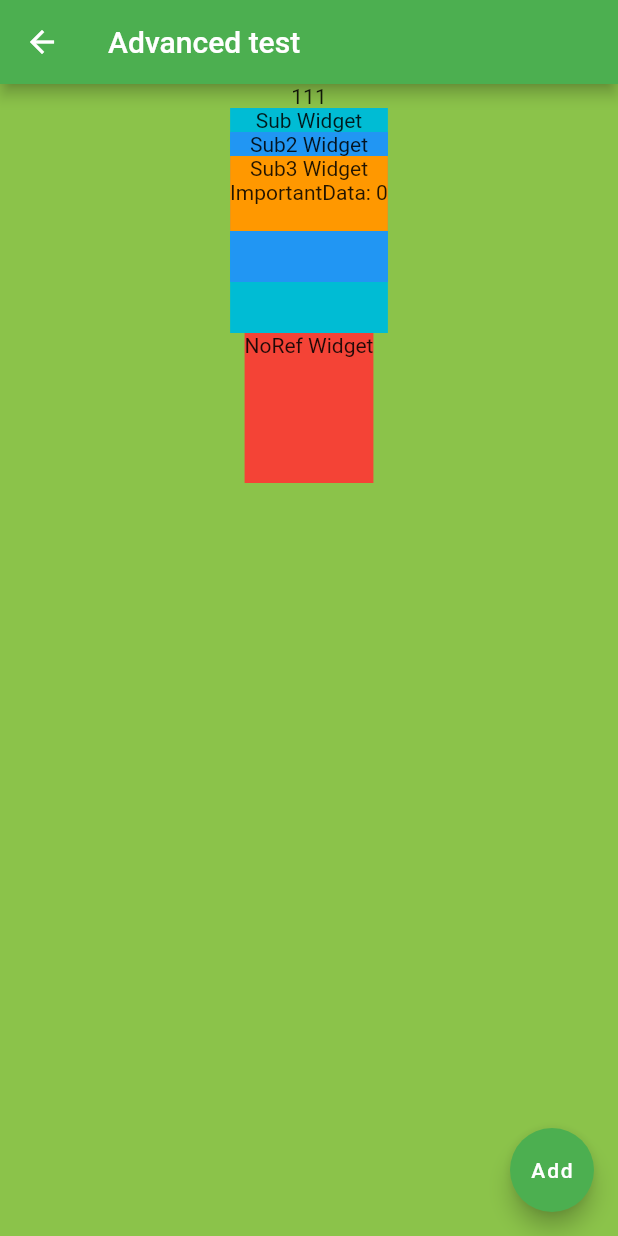
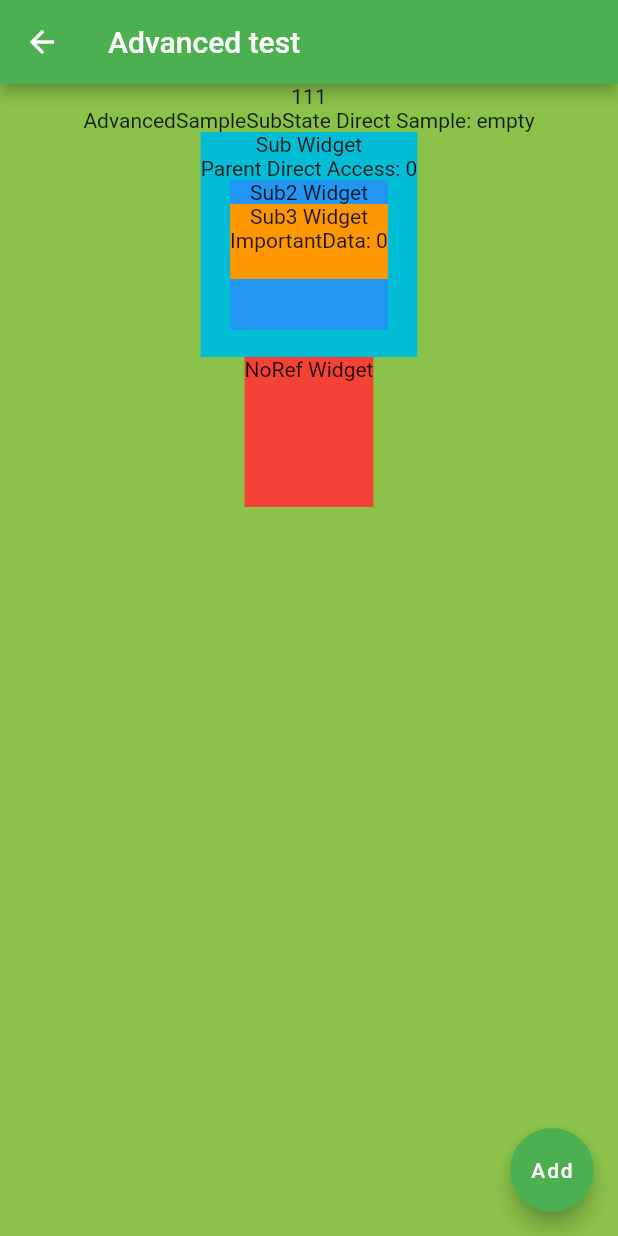
Before and after one commit to tomothumb/sandbox_flutter, a Flutter app: the MyWidget screen opened directly, on a phone screen of 412 x 824 dp. Run offline on Flutter 3.47's test engine with Material 2 defaults, Android fonts, the phone set to English and light mode, and no system bars.

Commit message:
book: chapter3_5 child->parent widget sample

```diff
--- a/flutter_book/lib/advancedSample.dart
+++ b/flutter_book/lib/advancedSample.dart
@@ -14,15 +14,22 @@ class AdvancedSampleScreen extends StatelessWidget {
 class MyWidget extends StatefulWidget {
   final String title;
 
+  _MyWidgetState _myWidgetState;
+  _MyWidgetState get state => _myWidgetState;
+
   MyWidget({Key key, this.title}) : super(key: key);
 
   @override
-  _MyWidgetState createState() => _MyWidgetState();
+  _MyWidgetState createState() {
+    _myWidgetState = _MyWidgetState();
+    return _myWidgetState;
+  }
 }
 
 class _MyWidgetState extends State<MyWidget> {
 
   ImportantData importantData = ImportantData();
+  GlobalKey<AdvancedSampleSubState> advancedSampleSubStateGlobalKey = GlobalKey();
 
   _hundleDataIncrement(){
     setState((){
@@ -43,7 +50,10 @@ class _MyWidgetState extends State<MyWidget> {
             child: Column(
               children: <Widget>[
                 Text('111'),
-                AdvancedSampleSub(importantData: importantData),
+                Text('AdvancedSampleSubState Direct Sample: ${advancedSampleSubStateGlobalKey.currentState?.widget?.importantData?.count ?? "empty"}'),
+                AdvancedSampleSub(
+                    key: advancedSampleSubStateGlobalKey,
+                    importantData: importantData),
                 advancedSampleSubNoRef()
               ],
             )
--- a/flutter_book/lib/advancedSampleSub.dart
+++ b/flutter_book/lib/advancedSampleSub.dart
@@ -1,4 +1,5 @@
 import 'package:flutter/material.dart';
+import 'package:flutter_book/advancedSample.dart';
 
 import 'advancedSampleData.dart';
 import 'advancedSampleSub2.dart';
@@ -12,16 +13,19 @@ class AdvancedSampleSub extends StatefulWidget {
       super(key: key);
 
   @override
-  _AdvancedSampleSubState createState() => _AdvancedSampleSubState();
+  AdvancedSampleSubState createState() => AdvancedSampleSubState();
 }
 
-class _AdvancedSampleSubState extends State<AdvancedSampleSub> {
+class AdvancedSampleSubState extends State<AdvancedSampleSub> {
 
   ImportantData get _importantData => widget.importantData;
 
   @override
   Widget build(BuildContext context) {
     debugPrint('Sub Widget');
+
+    final MyWidget myWidget = context.findAncestorWidgetOfExactType();
+
     return Container(
       height:150,
       decoration: BoxDecoration(
@@ -30,6 +34,7 @@ class _AdvancedSampleSubState extends State<AdvancedSampleSub> {
       child: Column(
         children: <Widget>[
           Text('Sub Widget'),
+          Text('Parent Direct Access: ${myWidget.state?.importantData?.count ?? "empty" }'),
           AdvancedSampleSub2(importantData:_importantData)
 
         ],
```
